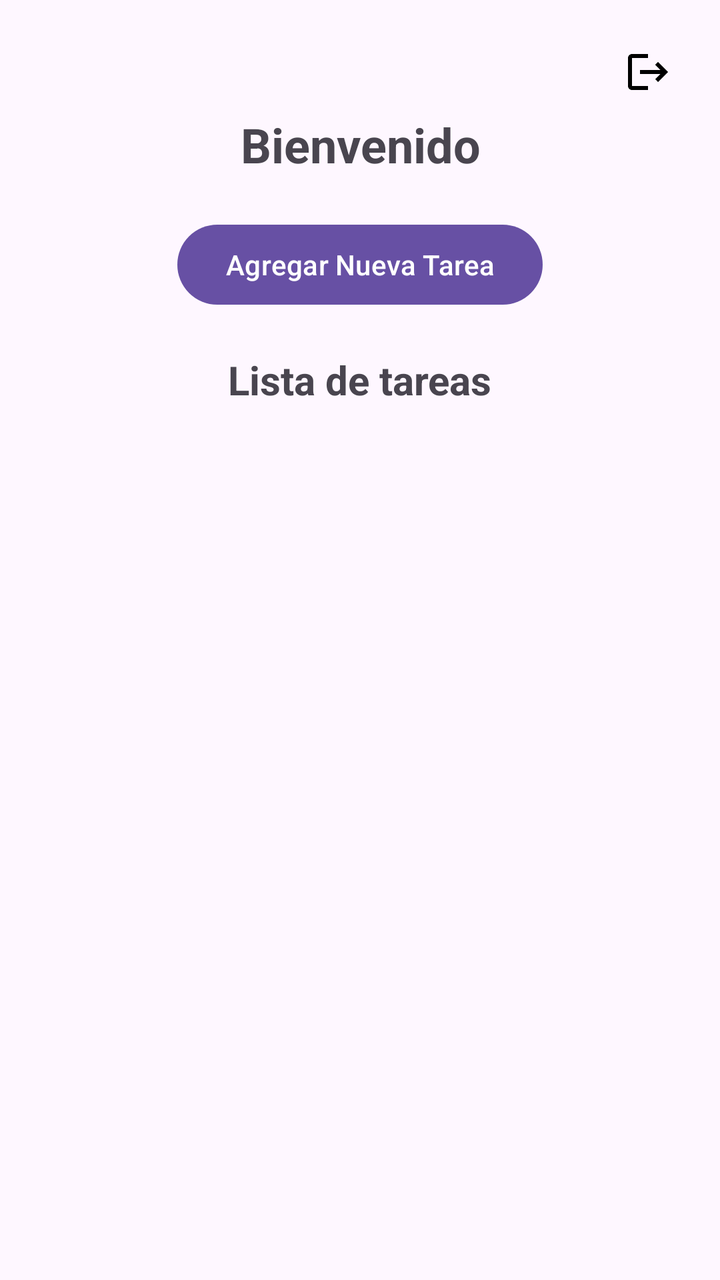
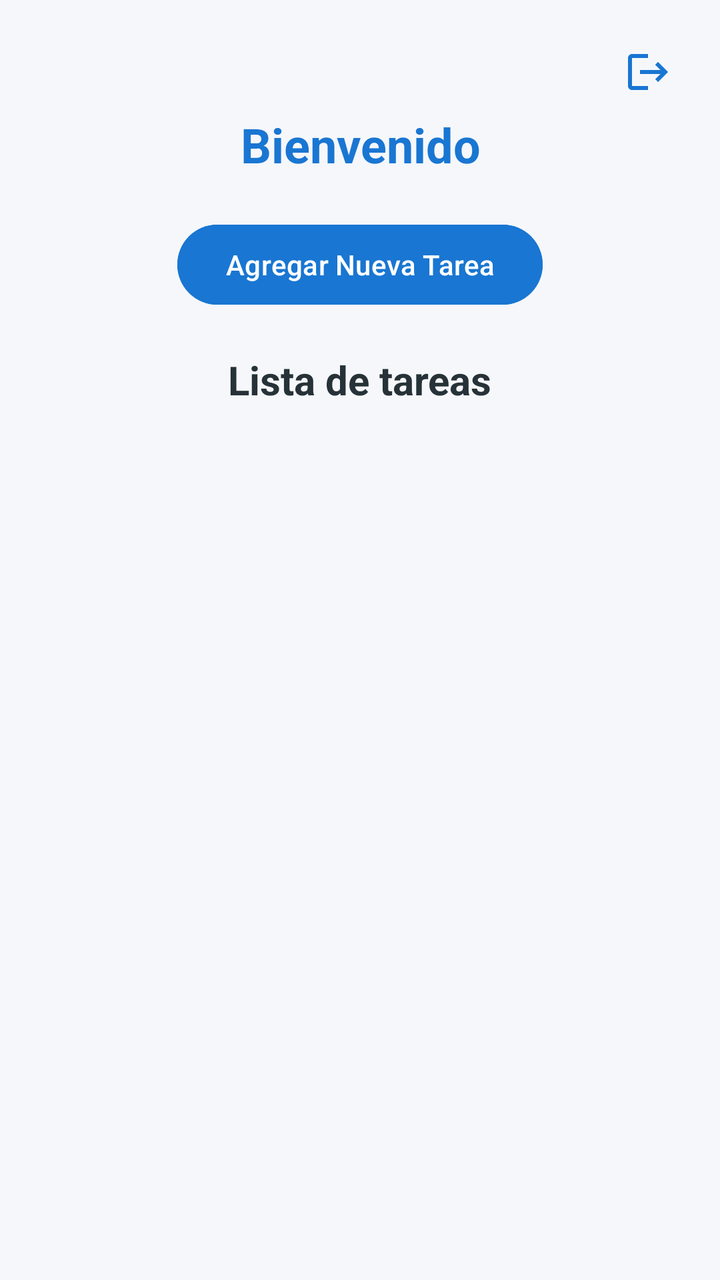

Screens rendered from an Android XML layout before and after an edit, with the pre-edit source and the edit as a unified diff.
<!-- AndroidManifest.xml: application theme Theme.GestorDeTareas -->
<!-- res/layout/activity_main.xml -->
<?xml version="1.0" encoding="utf-8"?>
<RelativeLayout xmlns:android="http://schemas.android.com/apk/res/android"
    android:layout_width="match_parent"
    android:layout_height="match_parent"
    android:padding="16dp">

    <ImageButton
        android:id="@+id/btnLogout"
        android:layout_width="40dp"
        android:layout_height="40dp"
        android:layout_alignParentTop="true"
        android:layout_alignParentEnd="true"
        android:background="@android:color/transparent"
        android:src="@drawable/ic_logout"
        android:contentDescription="Cerrar sesión"
        android:padding="8dp" />

    <LinearLayout
        android:layout_width="match_parent"
        android:layout_height="match_parent"
        android:layout_below="@id/btnLogout"
        android:orientation="vertical"
        android:gravity="center_horizontal">

        <TextView
            android:id="@+id/tvTitle"
            android:layout_width="match_parent"
            android:layout_height="wrap_content"
            android:text="Bienvenido"
            android:textSize="24sp"
            android:textStyle="bold"
            android:gravity="center"
            android:layout_marginBottom="20dp" />

        <Button
            android:id="@+id/btnAddTask"
            android:layout_width="wrap_content"
            android:layout_height="wrap_content"
            android:text="Agregar Nueva Tarea"
            android:layout_marginBottom="20dp" />

        <TextView
            android:id="@+id/txListado"
            android:layout_width="wrap_content"
            android:layout_height="wrap_content"
            android:text="Lista de tareas"
            android:textSize="20sp"
            android:textStyle="bold" />

        <ListView
            android:id="@+id/listTasks"
            android:layout_width="match_parent"
            android:layout_height="0dp"
            android:layout_weight="1"
            android:layout_marginTop="20dp" />

    </LinearLayout>

</RelativeLayout>
<!-- resources referenced by this layout -->
<resources>
  <!-- drawable ic_logout (drawable) -->
  <vector xmlns:android="http://schemas.android.com/apk/res/android" android:autoMirrored="true" android:height="24dp" android:tint="#000000" android:viewportHeight="24" android:viewportWidth="24" android:width="24dp">
        
      <path android:fillColor="@android:color/white" android:pathData="M17,7l-1.41,1.41L18.17,11H8v2h10.17l-2.58,2.58L17,17l5,-5zM4,5h8V3H4c-1.1,0 -2,0.9 -2,2v14c0,1.1 0.9,2 2,2h8v-2H4V5z"/>
      
  </vector>
  <style name="Theme.GestorDeTareas" parent="Base.Theme.GestorDeTareas" />
  <style name="Base.Theme.GestorDeTareas" parent="Theme.Material3.DayNight.NoActionBar">
          
          
      </style>
</resources>

<!-- the commit's change to res/layout/activity_main.xml (unified diff, before → after) -->
@@ -2,7 +2,8 @@
 <RelativeLayout xmlns:android="http://schemas.android.com/apk/res/android"
     android:layout_width="match_parent"
     android:layout_height="match_parent"
-    android:padding="16dp">
+    android:padding="16dp"
+    android:background="@color/background">
 
     <ImageButton
         android:id="@+id/btnLogout"
@@ -13,7 +14,8 @@
         android:background="@android:color/transparent"
         android:src="@drawable/ic_logout"
         android:contentDescription="Cerrar sesión"
-        android:padding="8dp" />
+        android:padding="8dp"
+        android:tint="@color/primary"/>
 
     <LinearLayout
         android:layout_width="match_parent"
@@ -30,14 +32,17 @@
             android:textSize="24sp"
             android:textStyle="bold"
             android:gravity="center"
-            android:layout_marginBottom="20dp" />
+            android:layout_marginBottom="20dp"
+            android:textColor="@color/primary"/>
 
         <Button
             android:id="@+id/btnAddTask"
             android:layout_width="wrap_content"
             android:layout_height="wrap_content"
             android:text="Agregar Nueva Tarea"
-            android:layout_marginBottom="20dp" />
+            android:layout_marginBottom="20dp"
+            android:backgroundTint="@color/primary"
+            android:textColor="@color/white"/>
 
         <TextView
             android:id="@+id/txListado"
@@ -45,7 +50,8 @@
             android:layout_height="wrap_content"
             android:text="Lista de tareas"
             android:textSize="20sp"
-            android:textStyle="bold" />
+            android:textStyle="bold"
+            android:textColor="@color/text_primary"/>
 
         <ListView
             android:id="@+id/listTasks"
<!-- resource entries referenced after the edit -->
@@ -1,5 +1,9 @@
 <!-- resources referenced by this layout -->
 <resources>
+  <color name="background">#F5F7FA</color>
+  <color name="primary">#1976D2</color>
+  <color name="text_primary">#263238</color>
+  <color name="white">#FFFFFF</color>
   <!-- drawable ic_logout (drawable) -->
   <vector xmlns:android="http://schemas.android.com/apk/res/android" android:autoMirrored="true" android:height="24dp" android:tint="#000000" android:viewportHeight="24" android:viewportWidth="24" android:width="24dp">
         
